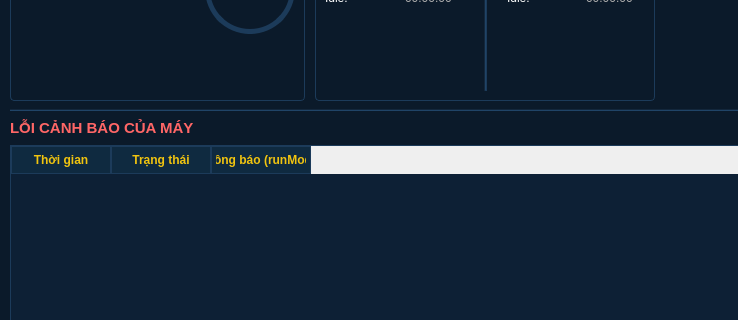
Above: views/machine_dashboard.ui from Thinhngua1/MINI_PC_WIN7_full_UI before the change; both pictures show x 0 to 738 and y 190 to 510 of the 960 by 620 pixel window. Below: the same form after it.
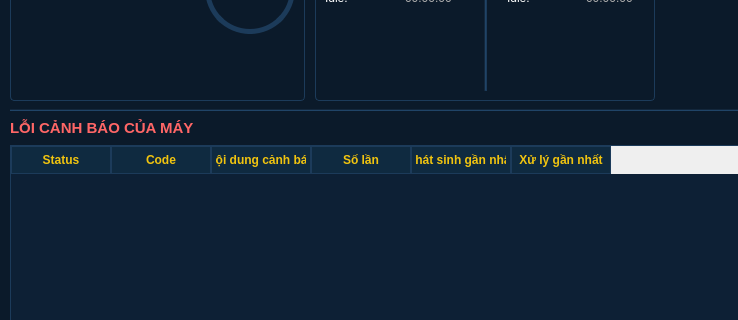
That is the form after the change.

The edit to the form file:
```diff
--- a/views/machine_dashboard.ui
+++ b/views/machine_dashboard.ui
@@ -469,13 +469,34 @@
       <size><width>0</width><height>200</height></size>
      </property>
      <column>
-      <property name="text"><string>Thời gian</string></property>
+      <property name="text">
+       <string>Status</string>
+      </property>
      </column>
      <column>
-      <property name="text"><string>Trạng thái</string></property>
+      <property name="text">
+       <string>Code</string>
+      </property>
      </column>
      <column>
-      <property name="text"><string>Thông báo (runMode)</string></property>
+      <property name="text">
+       <string>Nội dung cảnh báo</string>
+      </property>
+     </column>
+     <column>
+      <property name="text">
+       <string>Số lần</string>
+      </property>
+     </column>
+     <column>
+      <property name="text">
+       <string>Phát sinh gần nhất</string>
+      </property>
+     </column>
+     <column>
+      <property name="text">
+       <string>Xử lý gần nhất</string>
+      </property>
      </column>
     </widget>
    </item>
```
Left out of the diff: 478 changed lines with no effect on the pictures.
